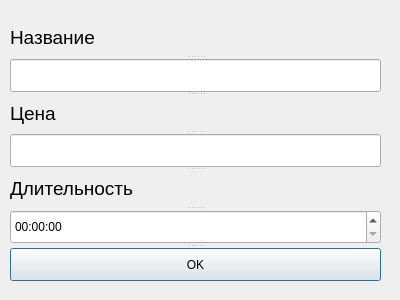
This is ui/add_usluga.ui in Tr0ub1e/Izbushka as Qt 5 draws it before an edit. The edited form follows.
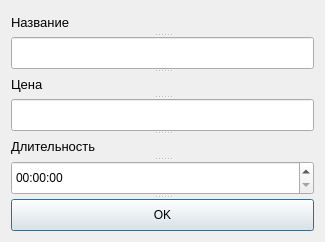
This is the edited form. Icons and pictures are not drawn.

Patch:
```diff
--- a/ui/add_usluga.ui
+++ b/ui/add_usluga.ui
@@ -6,29 +6,27 @@
    <rect>
     <x>0</x>
     <y>0</y>
-    <width>400</width>
-    <height>300</height>
+    <width>325</width>
+    <height>242</height>
    </rect>
   </property>
   <property name="windowTitle">
    <string>Dialog</string>
   </property>
+  <property name="windowIcon">
+   <iconset>
+    <normaloff>favicon.ico</normaloff>favicon.ico</iconset>
+  </property>
+  <layout class="QVBoxLayout" name="verticalLayout">
+   <item>
   <widget class="QSplitter" name="splitter">
-   <property name="geometry">
-    <rect>
-     <x>10</x>
-     <y>20</y>
-     <width>371</width>
-     <height>261</height>
-    </rect>
-   </property>
    <property name="orientation">
     <enum>Qt::Vertical</enum>
    </property>
    <widget class="QLabel" name="fam">
     <property name="font">
      <font>
-      <pointsize>14</pointsize>
+        <pointsize>10</pointsize>
      </font>
     </property>
     <property name="text">
@@ -43,7 +41,7 @@
    <widget class="QLabel" name="name">
     <property name="font">
      <font>
-      <pointsize>14</pointsize>
+        <pointsize>10</pointsize>
      </font>
     </property>
     <property name="text">
@@ -58,7 +56,7 @@
    <widget class="QLabel" name="fath">
     <property name="font">
      <font>
-      <pointsize>14</pointsize>
+        <pointsize>10</pointsize>
      </font>
     </property>
     <property name="text">
@@ -72,6 +70,8 @@
     </property>
    </widget>
   </widget>
+   </item>
+  </layout>
  </widget>
  <resources/>
  <connections/>
```
Left out of the diff: 2 changed lines with no effect on the pictures. Lines whose indentation alone changed are shown as unchanged.
